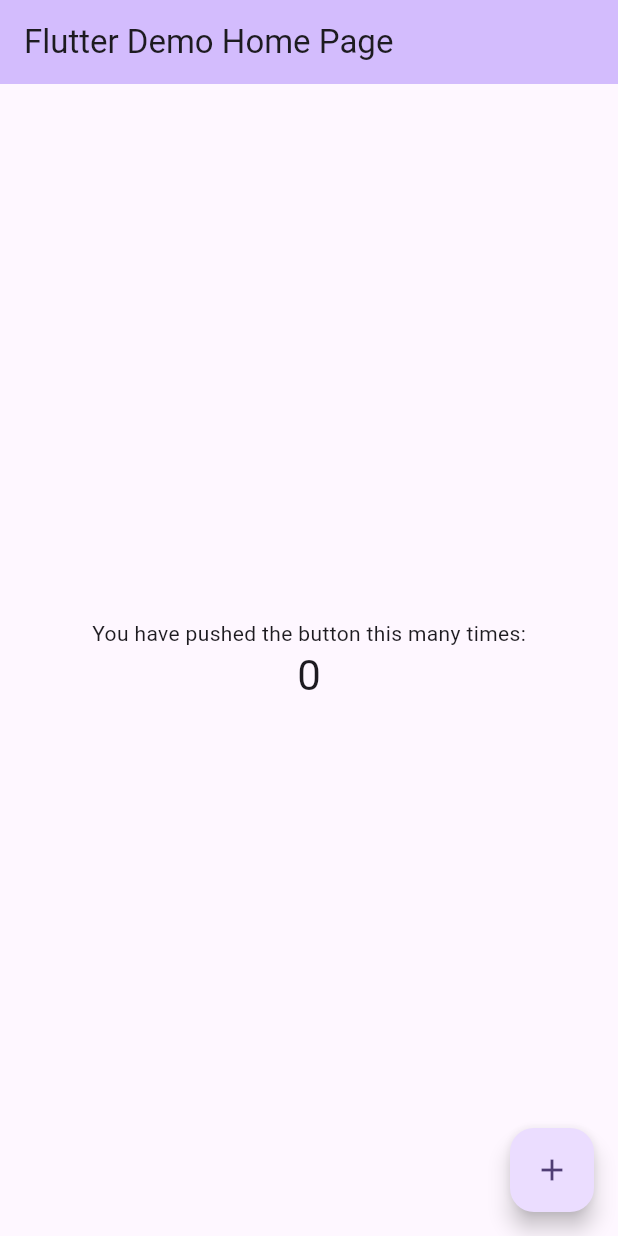
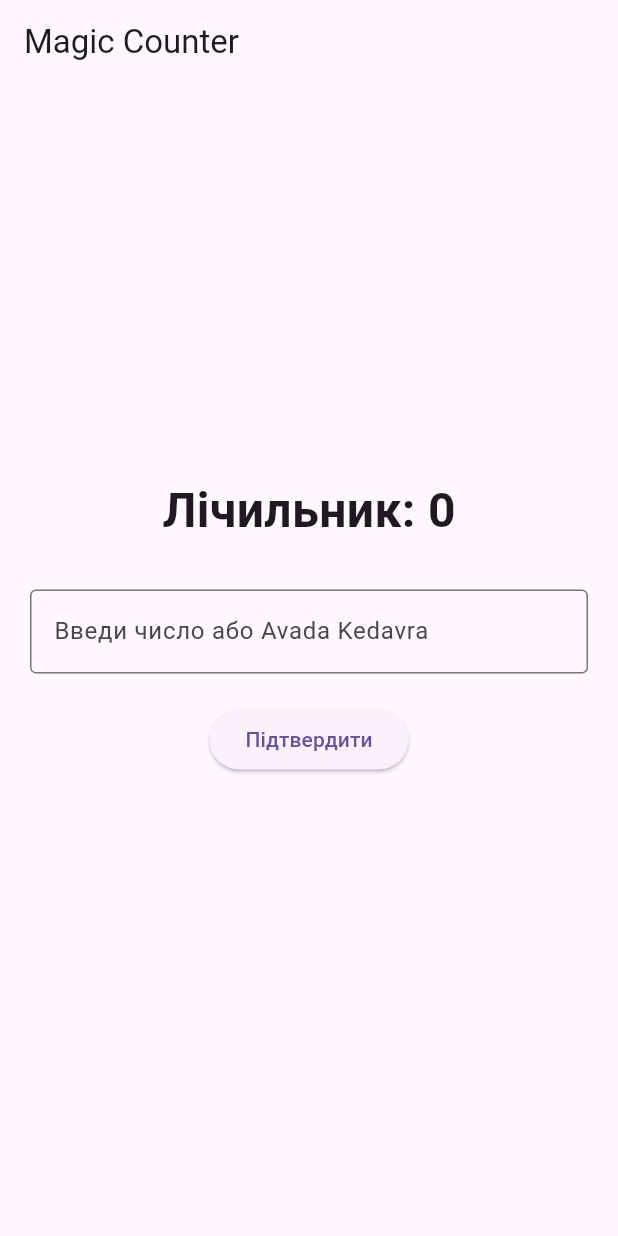
Before and after one commit to bozhak/flutter_iot_labs, a Flutter app: the screen it shows after launch, on a phone screen of 412 x 824 dp. Run offline on Flutter 3.47's test engine with Material 3 defaults, Android fonts, the phone set to English and light mode, and no system bars.

Commit message:
Lab 1: Flutter input field with counter

```diff
--- a/lib/main.dart
+++ b/lib/main.dart
@@ -7,116 +7,94 @@ void main() {
 class MyApp extends StatelessWidget {
   const MyApp({super.key});
 
-  // This widget is the root of your application.
   @override
   Widget build(BuildContext context) {
     return MaterialApp(
-      title: 'Flutter Demo',
-      theme: ThemeData(
-        // This is the theme of your application.
-        //
-        // TRY THIS: Try running your application with "flutter run". You'll see
-        // the application has a purple toolbar. Then, without quitting the app,
-        // try changing the seedColor in the colorScheme below to Colors.green
-        // and then invoke "hot reload" (save your changes or press the "hot
-        // reload" button in a Flutter-supported IDE, or press "r" if you used
-        // the command line to start the app).
-        //
-        // Notice that the counter didn't reset back to zero; the application
-        // state is not lost during the reload. To reset the state, use hot
-        // restart instead.
-        //
-        // This works for code too, not just values: Most code changes can be
-        // tested with just a hot reload.
-        colorScheme: ColorScheme.fromSeed(seedColor: Colors.deepPurple),
-      ),
-      home: const MyHomePage(title: 'Flutter Demo Home Page'),
+      debugShowCheckedModeBanner: false,
+      home: const MagicCounter(),
     );
   }
 }
 
-class MyHomePage extends StatefulWidget {
-  const MyHomePage({super.key, required this.title});
-
-  // This widget is the home page of your application. It is stateful, meaning
-  // that it has a State object (defined below) that contains fields that affect
-  // how it looks.
-
-  // This class is the configuration for the state. It holds the values (in this
-  // case the title) provided by the parent (in this case the App widget) and
-  // used by the build method of the State. Fields in a Widget subclass are
-  // always marked "final".
-
-  final String title;
+class MagicCounter extends StatefulWidget {
+  const MagicCounter({super.key});
 
   @override
-  State<MyHomePage> createState() => _MyHomePageState();
+  State<MagicCounter> createState() => _MagicCounterState();
 }
 
-class _MyHomePageState extends State<MyHomePage> {
-  int _counter = 0;
+class _MagicCounterState extends State<MagicCounter> {
+  int counter = 0;
+  final TextEditingController controller = TextEditingController();
+  String info = "";
 
-  void _incrementCounter() {
-    setState(() {
-      // This call to setState tells the Flutter framework that something has
-      // changed in this State, which causes it to rerun the build method below
-      // so that the display can reflect the updated values. If we changed
-      // _counter without calling setState(), then the build method would not be
-      // called again, and so nothing would appear to happen.
-      _counter++;
-    });
+  void processInput() {
+    final text = controller.text.trim();
+
+    if (text == "Avada Kedavra") {
+      setState(() {
+        counter = 0;
+        info = "💥 Закляття спрацювало! Лічильник скинуто.";
+      });
+    } else {
+      final number = int.tryParse(text);
+      if (number != null) {
+        setState(() {
+          counter += number;
+          info = "✅ Додано $number до лічильника";
+        });
+      } else {
+        setState(() {
+          info = "⚠ Введи число або 'Avada Kedavra'";
+        });
+      }
+    }
+
+    controller.clear();
   }
 
   @override
   Widget build(BuildContext context) {
-    // This method is rerun every time setState is called, for instance as done
-    // by the _incrementCounter method above.
-    //
-    // The Flutter framework has been optimized to make rerunning build methods
-    // fast, so that you can just rebuild anything that needs updating rather
-    // than having to individually change instances of widgets.
     return Scaffold(
       appBar: AppBar(
-        // TRY THIS: Try changing the color here to a specific color (to
-        // Colors.amber, perhaps?) and trigger a hot reload to see the AppBar
-        // change color while the other colors stay the same.
-        backgroundColor: Theme.of(context).colorScheme.inversePrimary,
-        // Here we take the value from the MyHomePage object that was created by
-        // the App.build method, and use it to set our appbar title.
-        title: Text(widget.title),
+        title: const Text("Magic Counter"),
       ),
-      body: Center(
-        // Center is a layout widget. It takes a single child and positions it
-        // in the middle of the parent.
+      body: Padding(
+        padding: const EdgeInsets.all(20),
         child: Column(
-          // Column is also a layout widget. It takes a list of children and
-          // arranges them vertically. By default, it sizes itself to fit its
-          // children horizontally, and tries to be as tall as its parent.
-          //
-          // Column has various properties to control how it sizes itself and
-          // how it positions its children. Here we use mainAxisAlignment to
-          // center the children vertically; the main axis here is the vertical
-          // axis because Columns are vertical (the cross axis would be
-          // horizontal).
-          //
-          // TRY THIS: Invoke "debug painting" (choose the "Toggle Debug Paint"
-          // action in the IDE, or press "p" in the console), to see the
-          // wireframe for each widget.
           mainAxisAlignment: MainAxisAlignment.center,
-          children: <Widget>[
-            const Text('You have pushed the button this many times:'),
+          children: [
             Text(
-              '$_counter',
-              style: Theme.of(context).textTheme.headlineMedium,
+              "Лічильник: $counter",
+              style: const TextStyle(fontSize: 32, fontWeight: FontWeight.bold),
+            ),
+            const SizedBox(height: 30),
+
+            TextField(
+              controller: controller,
+              decoration: const InputDecoration(
+                border: OutlineInputBorder(),
+                labelText: "Введи число або Avada Kedavra",
+              ),
+              onSubmitted: (_) => processInput(),
+            ),
+
+            const SizedBox(height: 20),
+
+            ElevatedButton(
+              onPressed: processInput,
+              child: const Text("Підтвердити"),
+            ),
+
+            const SizedBox(height: 20),
+
+            Text(
+              info,
+              style: const TextStyle(fontSize: 18),
             ),
           ],
         ),
       ),
-      floatingActionButton: FloatingActionButton(
-        onPressed: _incrementCounter,
-        tooltip: 'Increment',
-        child: const Icon(Icons.add),
-      ), // This trailing comma makes auto-formatting nicer for build methods.
     );
   }
 }
```
